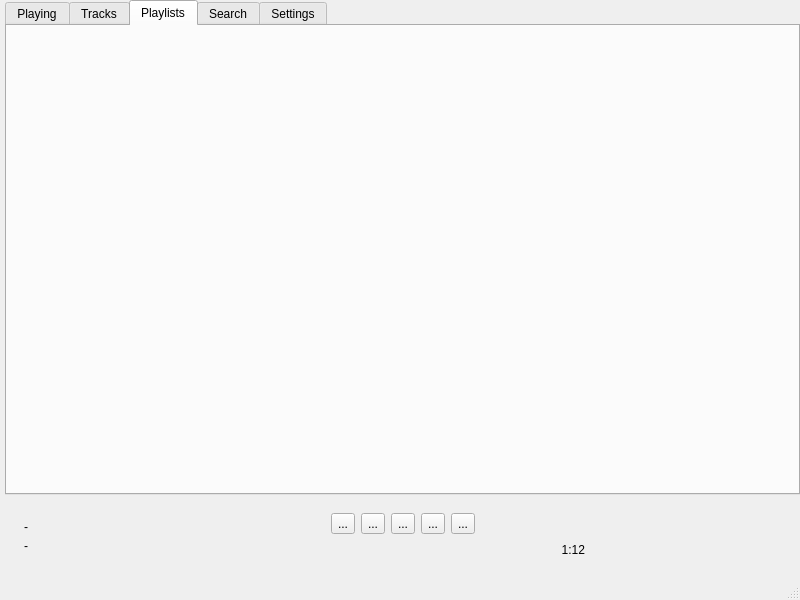
Old version of the form desktop.ui in the repository Firyst/MyMusicPlayer.
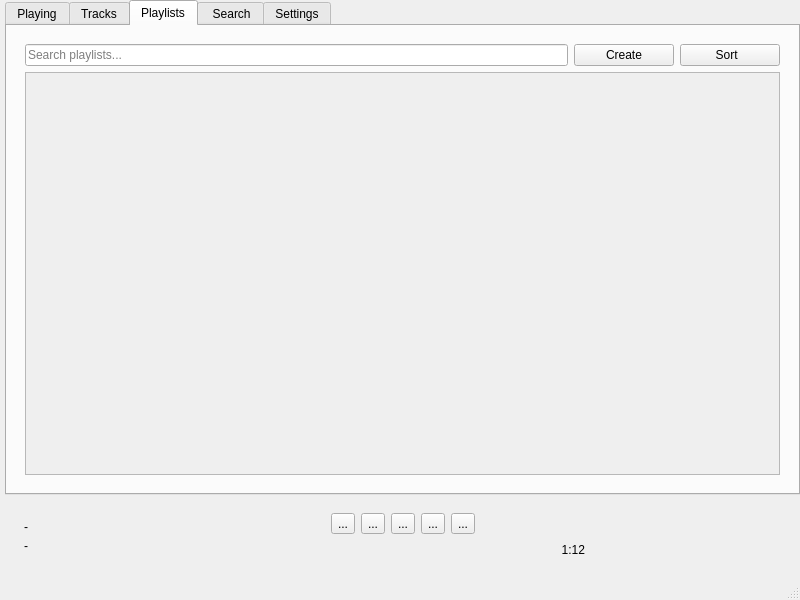
New version of the form. The open tabs and pages were chosen to show the change.

Commit message: Search menu improvements: loading icons added, minor bugfix Playlist library page Playlist view draft Full style rework required Music unload is required

The edit to the form file:
```diff
--- a/desktop.ui
+++ b/desktop.ui
@@ -45,7 +45,10 @@
        <enum>QTabWidget::Rounded</enum>
       </property>
       <property name="currentIndex">
-       <number>4</number>
+       <number>0</number>
+      </property>
+      <property name="tabsClosable">
+       <bool>false</bool>
       </property>
       <widget class="QWidget" name="tab_playing">
        <attribute name="title">
@@ -122,10 +125,121 @@
        <attribute name="title">
         <string>Playlists</string>
        </attribute>
+       <layout class="QVBoxLayout" name="verticalLayout_3">
+        <item>
+         <widget class="QWidget" name="search_menu_2" native="true">
+          <property name="sizePolicy">
+           <sizepolicy hsizetype="Preferred" vsizetype="Preferred">
+            <horstretch>2</horstretch>
+            <verstretch>0</verstretch>
+           </sizepolicy>
+          </property>
+          <layout class="QVBoxLayout" name="verticalLayout_8">
+           <item>
+            <layout class="QHBoxLayout" name="playlist_field" stretch="6,1,1">
+             <item>
+              <widget class="QLineEdit" name="search_request_2">
+               <property name="sizePolicy">
+                <sizepolicy hsizetype="Preferred" vsizetype="Preferred">
+                 <horstretch>0</horstretch>
+                 <verstretch>0</verstretch>
+                </sizepolicy>
+               </property>
+               <property name="focusPolicy">
+                <enum>Qt::ClickFocus</enum>
+               </property>
+               <property name="text">
+                <string/>
+               </property>
+               <property name="dragEnabled">
+                <bool>true</bool>
+               </property>
+               <property name="placeholderText">
+                <string>Search playlists...</string>
+               </property>
+               <property name="clearButtonEnabled">
+                <bool>true</bool>
+               </property>
+              </widget>
+             </item>
+             <item>
+              <widget class="QPushButton" name="playlists_new_button">
+               <property name="sizePolicy">
+                <sizepolicy hsizetype="Fixed" vsizetype="Fixed">
+                 <horstretch>0</horstretch>
+                 <verstretch>0</verstretch>
+                </sizepolicy>
+               </property>
+               <property name="minimumSize">
+                <size>
+                 <width>100</width>
+                 <height>0</height>
+                </size>
+               </property>
+               <property name="focusPolicy">
+                <enum>Qt::NoFocus</enum>
+               </property>
+               <property name="text">
+                <string>Create</string>
+               </property>
+              </widget>
+             </item>
+             <item>
+              <widget class="QPushButton" name="playlists_sort_button">
+               <property name="sizePolicy">
+                <sizepolicy hsizetype="Fixed" vsizetype="Fixed">
+                 <horstretch>0</horstretch>
+                 <verstretch>0</verstretch>
+                </sizepolicy>
+               </property>
+               <property name="minimumSize">
+                <size>
+                 <width>100</width>
+                 <height>0</height>
+                </size>
+               </property>
+               <property name="focusPolicy">
+                <enum>Qt::NoFocus</enum>
+               </property>
+               <property name="text">
+                <string>Sort  </string>
+               </property>
+              </widget>
+             </item>
+            </layout>
+           </item>
+           <item>
+            <widget class="QScrollArea" name="playlists_scroll_area">
+             <property name="sizePolicy">
+              <sizepolicy hsizetype="Preferred" vsizetype="Expanding">
+               <horstretch>0</horstretch>
+               <verstretch>0</verstretch>
+              </sizepolicy>
+             </property>
+             <property name="widgetResizable">
+              <bool>true</bool>
+             </property>
+             <widget class="QWidget" name="scrollAreaWidgetContents_2">
+              <property name="geometry">
+               <rect>
+                <x>0</x>
+                <y>0</y>
+                <width>753</width>
+                <height>370</height>
+               </rect>
+              </property>
+              <layout class="QVBoxLayout" name="verticalLayout_2"/>
+             </widget>
+            </widget>
+           </item>
+          </layout>
+         </widget>
+        </item>
+       </layout>
       </widget>
       <widget class="QWidget" name="tab_search">
        <attribute name="title">
-        <string>Search</string>
+        <string> Search</string>
        </attribute>
        <layout class="QGridLayout" name="gridLayout_4" rowstretch="0">
         <property name="rightMargin">
```
Left out of the diff: 112 changed lines with no effect on the pictures. The commit also changes 14 other files.
